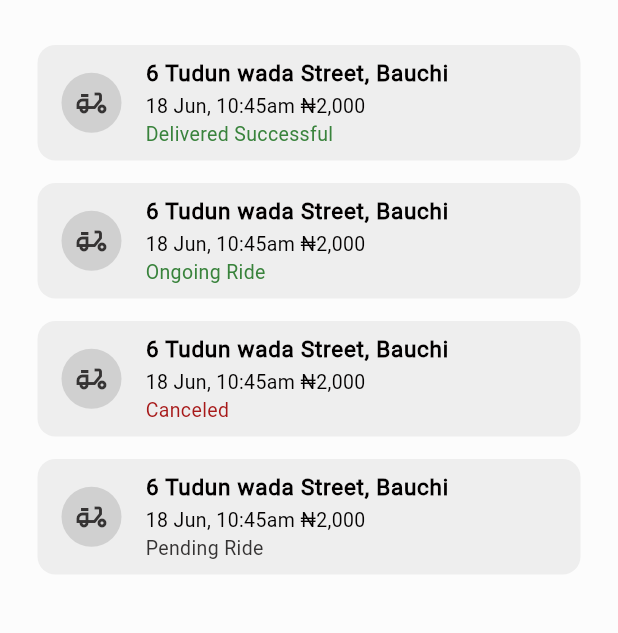
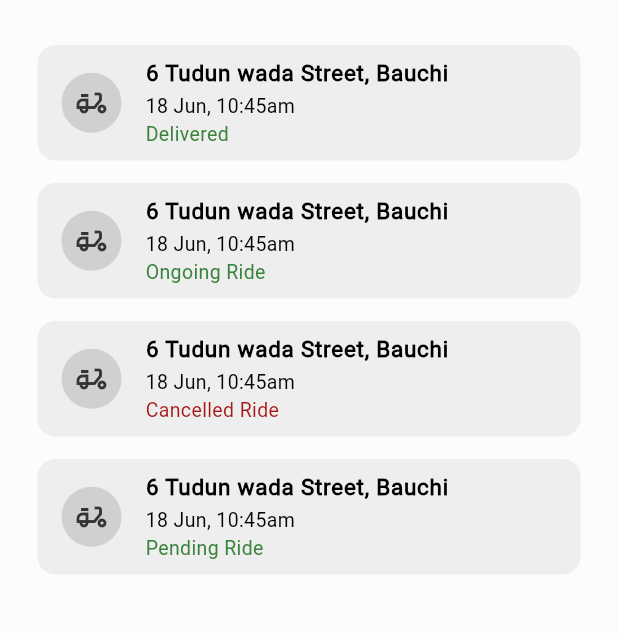
Before and after one commit to vastoutlet/apex_logistics, a Flutter app: the MyRide screen opened by its route, on a phone screen of 412 x 824 dp, the part 84-717 px from its top. Run offline on Flutter 3.47's test engine with Material 3 defaults, Android fonts, the light colour scheme and no system bars; our stand-ins replace animated_splash_screen, dotted_line, firebase_core, flutter_slidable, flutter_styled_toast, get and 6 more; missing offline and left inert: another_stepper; accounts and stored records are empty.

Commit message:
:roller_coaster: my ride details screen

```diff
--- a/lib/components/defaultForm.dart
+++ b/lib/components/defaultForm.dart
@@ -1,4 +1,3 @@
-import 'package:apex_logistics/components/defaultText.dart';
 import 'package:apex_logistics/utils/constant.dart';
 import 'package:flutter/material.dart';
 
--- a/lib/components/defaultRideCards.dart
+++ b/lib/components/defaultRideCards.dart
@@ -7,11 +7,13 @@ class DefaultRideCards extends StatelessWidget {
   final String? timePrice;
   final String? deliveryMessage;
   final bool? status;
+  final Function()? onTap;
 
   const DefaultRideCards({
     required this.address,
     required this.timePrice,
     required this.deliveryMessage,
+    this.onTap,
     this.status,
     super.key,
   });
@@ -28,6 +30,7 @@ class DefaultRideCards extends StatelessWidget {
         borderRadius: BorderRadius.circular(12),
       ),
       child: ListTile(
+        onTap: onTap,
         leading: const CircleAvatar(
           backgroundColor: Constants.whiteDark,
           child: ClipOval(
--- /dev/null
+++ b/lib/controllers/my_ride_controller.dart
@@ -0,0 +1,27 @@
+import 'package:apex_logistics/models/my_ride_detail_model.dart';
+import 'package:get/get.dart';
+
+class MyRideController extends GetxController {
+  List<String> deliveryMessage = [
+    "Delivered",
+    "Ongoing Ride",
+    "Cancelled Ride",
+    "Pending Ride"
+  ];
+
+  MyRideDetailModel myRideDetailModel = MyRideDetailModel(
+    id: "70382344444",
+    address: "6 Tudun wada Street, Bauchi",
+    timePrice: "18 Jun, 10:45am",
+    deliveryMessage: "Cancelled",
+    status: false,
+  );
+
+  @override
+  void onInit() {
+    // TODO: implement onInit
+    super.onInit();
+    // get my-ride detail for backend
+    // update myRideDetailModel above (might be a list)
+  }
+}
--- /dev/null
+++ b/lib/models/my_ride_detail_model.dart
@@ -0,0 +1,14 @@
+class MyRideDetailModel {
+  String? address;
+  String? id;
+  String? timePrice;
+  String? deliveryMessage;
+  bool? status;
+  int? destinationNumber;
+  MyRideDetailModel(
+      {this.id,
+      this.address,
+      this.timePrice,
+      this.deliveryMessage,
+      this.status, this.destinationNumber});
+}
--- a/lib/routes/routes.dart
+++ b/lib/routes/routes.dart
@@ -4,6 +4,7 @@ import 'package:apex_logistics/views/home/users/chooseRider.dart';
 import 'package:apex_logistics/views/home/users/confirm_address.dart';
 import 'package:apex_logistics/views/home/users/decide_route.dart';
 import 'package:apex_logistics/views/home/users/my_ride.dart';
+import 'package:apex_logistics/views/home/users/my_ride_details.dart';
 import 'package:apex_logistics/views/home/users/package_content.dart';
 import 'package:apex_logistics/views/home/users/rider_arriving.dart';
 import 'package:apex_logistics/views/splash_screen.dart';
@@ -23,6 +24,7 @@ class Routes {
   static String chooseRider = "/chooseRider";
   static String riderArriving = "/riderArriving";
   static String myRide = "/myRide";
+  static String myRideDetail = "/myRideDetail";
 }
 
 final getPages = [
@@ -62,4 +64,8 @@ final getPages = [
     name: Routes.myRide,
     page: () => MyRide(),
   ),
+  GetPage(
+    name: Routes.myRideDetail,
+    page: () => MyRideDetail(),
+  ),
 ];
--- a/lib/views/home/users/my_ride.dart
+++ b/lib/views/home/users/my_ride.dart
@@ -1,61 +1,61 @@
 import 'package:apex_logistics/components/defaultAppBar.dart';
 import 'package:apex_logistics/components/defaultRideCards.dart';
 import 'package:apex_logistics/components/defaultText.dart';
+import 'package:apex_logistics/controllers/my_ride_controller.dart';
 import 'package:apex_logistics/utils/constant.dart';
 
 import 'package:flutter/material.dart';
 import 'package:flutter/widgets.dart';
+import 'package:get/get.dart';
 import 'package:lottie/lottie.dart';
 
-class MyRide extends StatefulWidget {
+class MyRide extends StatelessWidget {
   MyRide({super.key});
 
-  @override
-  State<MyRide> createState() => _MyRideState();
-}
+  final scaffoldKey = GlobalKey<ScaffoldState>();
 
-class _MyRideState extends State<MyRide> {
-  final scaffoldKey = GlobalKey<ScaffoldState>();
+  final controller = Get.put(MyRideController());
 
   @override
   Widget build(BuildContext context) {
-    final size = MediaQuery.of(context).size;
+    // final size = MediaQuery.of(context).size;
     return Scaffold(
       backgroundColor: Constants.whiteLight,
       appBar: const DefaultAppBar(),
       key: scaffoldKey,
-      body: const SafeArea(
+      body: SingleChildScrollView(
+        child: SafeArea(
           child: Padding(
-          padding: EdgeInsets.symmetric(
+            padding: const EdgeInsets.symmetric(
               horizontal: 25,
               vertical: 30,
             ),
             child: Column(
               children: [
-              DefaultRideCards(
-                address: "6 Tudun wada Street, Bauchi",
-                timePrice: "18 Jun, 10:45am ₦2,000",
-                deliveryMessage: "Delivered Successful",
-                status: true,
+                ListView.builder(
+                  shrinkWrap: true,
+                  scrollDirection: Axis.vertical,
+                  physics: const NeverScrollableScrollPhysics(),
+                  itemCount: controller.deliveryMessage.length,
+                  itemBuilder: (context, index) => DefaultRideCards(
+                    address: controller.myRideDetailModel.address,
+                    timePrice: controller.myRideDetailModel.timePrice,
+                    deliveryMessage: controller.deliveryMessage[index],
+                    status:
+                        controller.deliveryMessage[index] == "Cancelled Ride"
+                            ? false
+                            : true,
+                    onTap: () => Get.toNamed("/myRideDetail", arguments: {
+                      'id': controller.myRideDetailModel.id,
+                      'address': controller.myRideDetailModel.address,
+                      'timePrice': controller.myRideDetailModel.timePrice,
+                      'deliveryMessage': controller.deliveryMessage[index],
+                      'status': controller.myRideDetailModel.status,
+                    }),
                   ),
-              DefaultRideCards(
-                address: "6 Tudun wada Street, Bauchi",
-                timePrice: "18 Jun, 10:45am ₦2,000",
-                deliveryMessage: "Ongoing Ride",
-                status: true,
-              ),
-              DefaultRideCards(
-                address: "6 Tudun wada Street, Bauchi",
-                timePrice: "18 Jun, 10:45am ₦2,000",
-                deliveryMessage: "Canceled",
-                status: false,
-              ),
-              DefaultRideCards(
-                address: "6 Tudun wada Street, Bauchi",
-                timePrice: "18 Jun, 10:45am ₦2,000",
-                deliveryMessage: "Pending Ride",
                 ),
               ],
+            ),
           ),
         ),
       ),
--- a/pubspec.yaml
+++ b/pubspec.yaml
@@ -51,6 +51,7 @@ dependencies:
   dotted_line: ^3.2.2
   another_stepper: ^1.2.2
   flutter_slidable: ^3.1.0
+  timeline_tile: ^2.0.0
 
 dev_dependencies:
   flutter_test:
```
Also changed, not shown: lib/controllers/my_ride_details_controller.dart (added, +207 -0 lines), lib/views/home/users/my_ride_details.dart (added, +262 -0 lines), lib/models/ignore.dart (deleted), pubspec.lock. Lines whose indentation alone changed are shown as unchanged.
